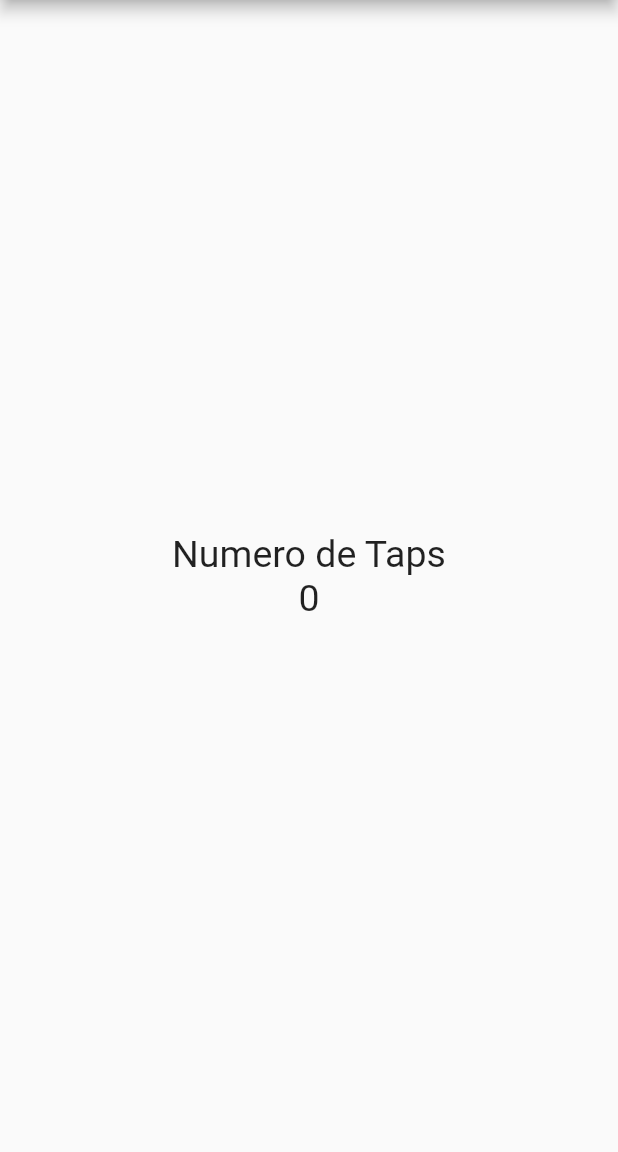
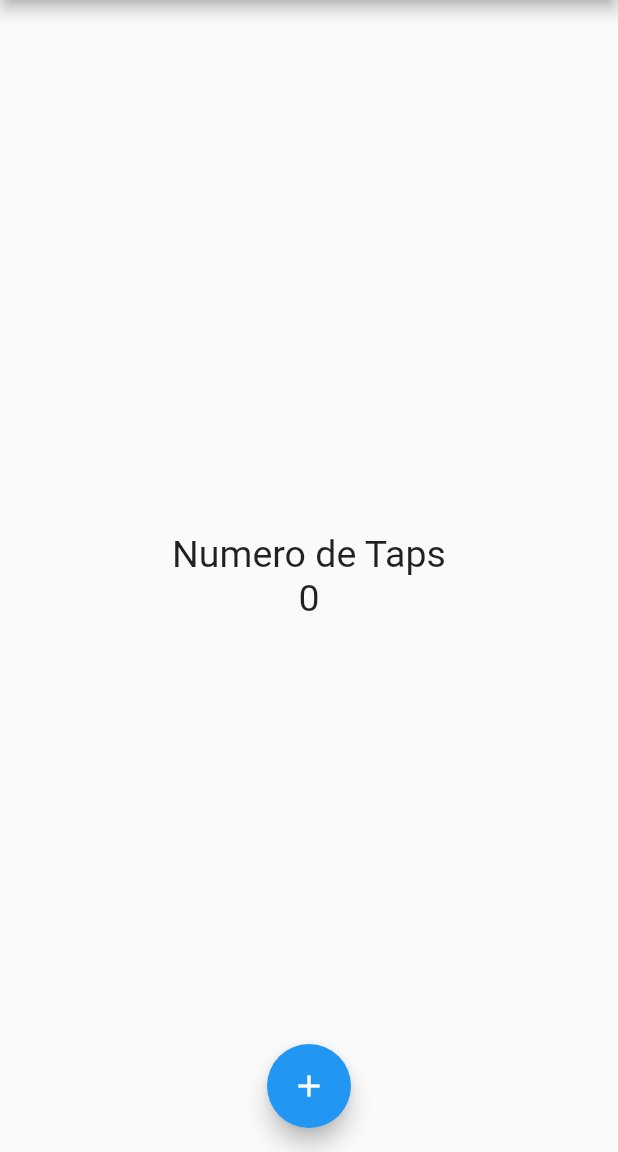
Before and after one commit to ScarKest/ContadorApp, a Flutter app: the screen it shows after launch, on a phone screen of 412 x 824 dp, the part 84-1236 px from its top. Run offline on Flutter 3.47's test engine with Material 2 defaults, Android fonts, the phone set to English and light mode, and no system bars.

Commit message:
Agregando FloatingActionButton

```diff
--- a/lib/src/pages/home_page.dart
+++ b/lib/src/pages/home_page.dart
@@ -24,6 +24,13 @@ class HomePage extends StatelessWidget {
           ],
         ),
       ),
+      floatingActionButtonLocation: FloatingActionButtonLocation.centerFloat,
+      floatingActionButton: FloatingActionButton(
+        child: Icon(Icons.add),
+        onPressed: () {
+          print('presionado');
+        },
+      ),
     );
   }
 }
```
